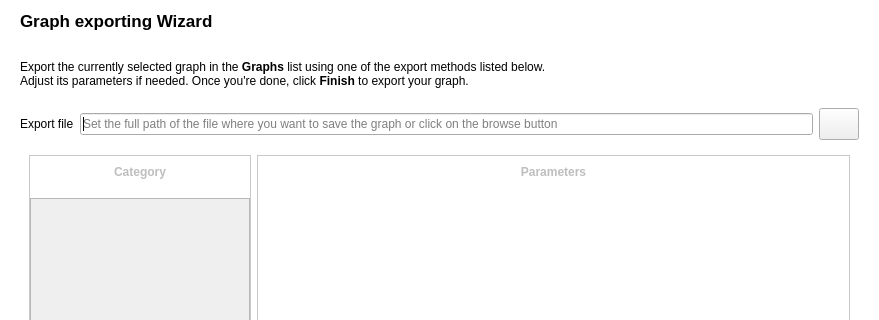
This is plugins/perspective/GraphPerspective/designer/ExportWizard.ui in Tulip-Dev/tulip as Qt 5 draws it before an edit; both pictures show x 0 to 879 and y 0 to 320 of the 879 by 458 pixel window. The edited form follows.
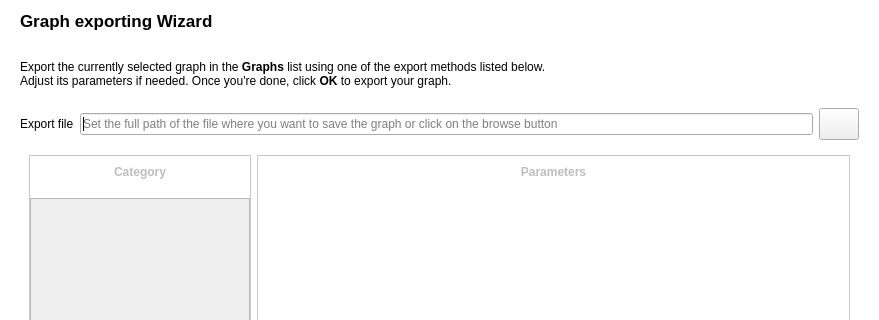
This is the edited form. Icons and pictures are not drawn. Custom widgets are drawn as their Qt base class.

Commit message: Export wizard ui fixes

Diff of the .ui file:
```diff
--- a/plugins/perspective/GraphPerspective/designer/ExportWizard.ui
+++ b/plugins/perspective/GraphPerspective/designer/ExportWizard.ui
@@ -21,14 +21,6 @@
    <string notr="true">QWizard {
 background-color: white;
 }
-QListView, QListWidget {
-background-color: white;
-border: 0px;
-}
-
-QListWidget::item {
-padding: 6px;
-}
 
 #categoryFrame,#parametersFrame,#algorithmFrame {
 border: 1px solid #C9C9C9;
@@ -68,7 +60,7 @@
     <item>
      <widget class="QLabel" name="label">
       <property name="text">
-       <string>&lt;html&gt;&lt;head/&gt;&lt;body&gt;&lt;p&gt;&lt;br/&gt;Export the currently selected graph in the &lt;span style=&quot; font-weight:600;&quot;&gt;Graphs&lt;/span&gt; list using one of the export methods listed below.&lt;br/&gt;Adjust its parameters if needed. Once you're done, click &lt;span style=&quot; font-weight:600;&quot;&gt;Finish&lt;/span&gt; to export your graph.&lt;br/&gt;&lt;/p&gt;&lt;/body&gt;&lt;/html&gt;</string>
+       <string>&lt;br/&gt;Export the currently selected graph in the &lt;b&gt;Graphs&lt;/b&gt; list using one of the export methods listed below.&lt;br/&gt;Adjust its parameters if needed. Once you're done, click &lt;b&gt;OK&lt;/b&gt; to export your graph.&lt;br/&gt;&lt;/p&gt;&lt;/body&gt;&lt;/html&gt;</string>
       </property>
       <property name="wordWrap">
        <bool>true</bool>
```
Left out of the diff: 45 changed lines with no effect on the pictures. Lines whose indentation alone changed are shown as unchanged.
